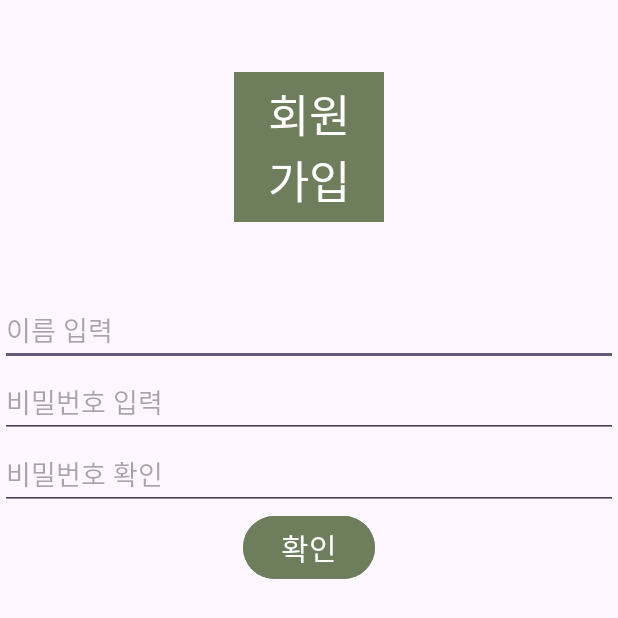
After one commit to dinky1316/android_study, an Android app: the fragment RegisterFragment shown on its own in the app's theme, on a phone screen of 412 x 824 dp. The commit adds this screen. Shown: the top 618 px of the screen. Run offline under Robolectric (Android 15) with nearby library versions, the phone set to English and light mode, and no system bars.

Commit message:
기본구조

```diff
--- a/app/build.gradle.kts
+++ b/app/build.gradle.kts
@@ -40,6 +40,8 @@ android {
 
 dependencies {
 
+    implementation ("com.google.android.material:material:1.4.0.")
+    implementation ("com.android.support:design:28.0.0")
     implementation("androidx.core:core-ktx:1.9.0")
     implementation("androidx.appcompat:appcompat:1.6.1")
     implementation("com.google.android.material:material:1.9.0")
--- /dev/null
+++ b/app/src/main/java/com/example/myapplication/login_Fragment/RegisterFragment.kt
@@ -0,0 +1,20 @@
+package com.example.myapplication.login_Fragment
+
+import android.os.Bundle
+import android.view.LayoutInflater
+import android.view.View
+import android.view.ViewGroup
+import androidx.fragment.app.Fragment
+import com.example.myapplication.R
+
+class RegisterFragment : Fragment() {
+
+    override fun onCreateView(
+        inflater: LayoutInflater, container: ViewGroup?,
+        savedInstanceState: Bundle?
+    ): View? {
+        // Inflate the layout for this fragment
+        return inflater.inflate(R.layout.fragment_register, container, false)
+    }
+
+}
--- /dev/null
+++ b/app/src/main/res/drawable/home.xml
@@ -0,0 +1,5 @@
+<vector android:height="24dp" android:tint="#000000"
+    android:viewportHeight="24" android:viewportWidth="24"
+    android:width="24dp" xmlns:android="http://schemas.android.com/apk/res/android">
+    <path android:fillColor="@android:color/white" android:pathData="M10,20v-6h4v6h5v-8h3L12,3 2,12h3v8z"/>
+</vector>
--- /dev/null
+++ b/app/src/main/res/drawable/person.xml
@@ -0,0 +1,5 @@
+<vector android:height="24dp" android:tint="#000000"
+    android:viewportHeight="24" android:viewportWidth="24"
+    android:width="24dp" xmlns:android="http://schemas.android.com/apk/res/android">
+    <path android:fillColor="@android:color/white" android:pathData="M12,12c2.21,0 4,-1.79 4,-4s-1.79,-4 -4,-4 -4,1.79 -4,4 1.79,4 4,4zM12,14c-2.67,0 -8,1.34 -8,4v2h16v-2c0,-2.66 -5.33,-4 -8,-4z"/>
+</vector>
--- /dev/null
+++ b/app/src/main/res/drawable/star.xml
@@ -0,0 +1,5 @@
+<vector android:height="24dp" android:tint="#000000"
+    android:viewportHeight="24" android:viewportWidth="24"
+    android:width="24dp" xmlns:android="http://schemas.android.com/apk/res/android">
+    <path android:fillColor="@android:color/white" android:pathData="M12,17.27L18.18,21l-1.64,-7.03L22,9.24l-7.19,-0.61L12,2 9.19,8.63 2,9.24l5.46,4.73L5.82,21z"/>
+</vector>
--- /dev/null
+++ b/app/src/main/res/layout/fragment_register.xml
@@ -0,0 +1,55 @@
+<?xml version="1.0" encoding="utf-8"?>
+<LinearLayout xmlns:android="http://schemas.android.com/apk/res/android"
+    xmlns:app="http://schemas.android.com/apk/res-auto"
+    xmlns:tools="http://schemas.android.com/tools"
+    android:layout_width="match_parent"
+    android:layout_height="match_parent"
+    android:orientation="vertical"
+    tools:context=".login_Fragment.RegisterFragment">
+
+    <TextView
+        android:layout_width="100dp"
+        android:layout_height="100dp"
+        android:layout_gravity="center"
+        android:layout_margin="@android:dimen/app_icon_size"
+        android:background="@color/black"
+        android:backgroundTint="#6E7E5C"
+        android:fontFamily="@font/blackhansans"
+        android:gravity="center"
+        android:text="회원
+        가입"
+        android:textColor="@color/white"
+        android:textSize="30dp" />
+
+    <EditText
+        android:id="@+id/editName"
+        android:layout_width="match_parent"
+        android:layout_height="wrap_content"
+        android:inputType="text"
+        android:hint="이름 입력" />
+
+
+    <EditText
+        android:id="@+id/editPW"
+        android:layout_width="match_parent"
+        android:layout_height="wrap_content"
+        android:inputType="text"
+        android:hint="비밀번호 입력" />
+
+    <EditText
+        android:id="@+id/editPW2"
+        android:layout_width="match_parent"
+        android:layout_height="wrap_content"
+        android:inputType="text"
+        android:hint="비밀번호 확인" />
+
+    <Button
+        android:id="@+id/buttonInsert"
+        android:layout_width="wrap_content"
+        android:layout_height="wrap_content"
+        android:layout_gravity="center"
+        android:backgroundTint="#6E7E5C"
+        android:fontFamily="@font/blackhansans"
+        android:text="확인"
+        android:textSize="20dp" />
+</LinearLayout>
--- a/app/src/main/res/values/strings.xml
+++ b/app/src/main/res/values/strings.xml
@@ -1,3 +1,5 @@
 <resources>
     <string name="app_name">My Application</string>
+    <!-- TODO: Remove or change this placeholder text -->
+    <string name="hello_blank_fragment">Hello blank fragment</string>
 </resources>
```
Also changed, not shown: app/src/main/AndroidManifest.xml (+4 -3 lines), app/src/main/java/com/example/myapplication/UserActivity.kt (added, +11 -0 lines), app/src/main/java/com/example/myapplication/login_Fragment/Login_page.kt (added, +19 -0 lines), app/src/main/java/com/example/myapplication/main_Fragment/MainFragment.kt (added, +19 -0 lines), app/src/main/res/layout/activity_main.xml (+21 -0 lines), app/src/main/res/layout/activity_user.xml (added, +9 -0 lines), app/src/main/res/layout/fragment_login_page.xml (added, +44 -0 lines), app/src/main/res/layout/fragment_main.xml (added, +14 -0 lines), app/src/main/res/menu/under_menu.xml (added, +21 -0 lines).
